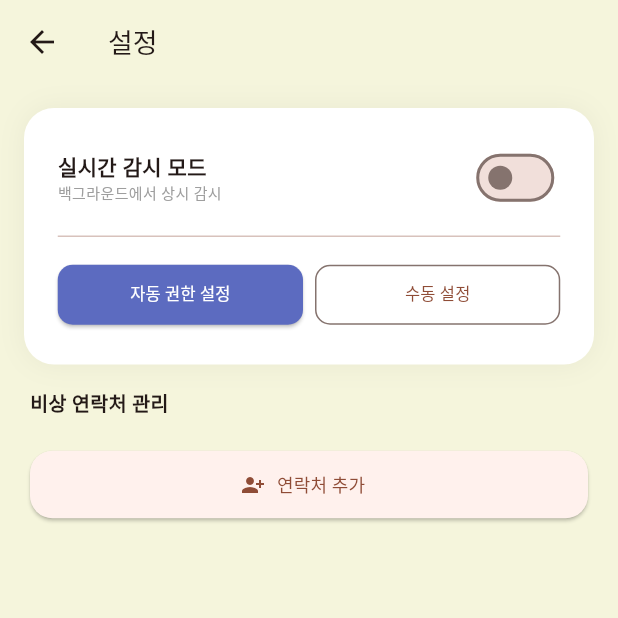
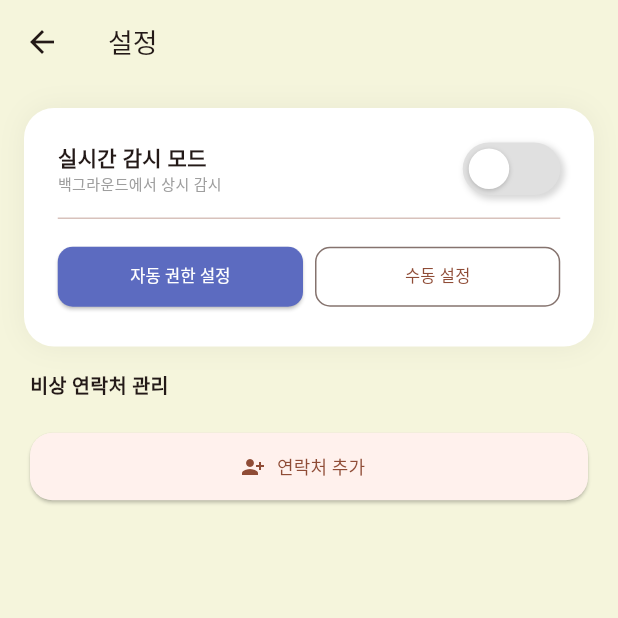
Before and after one commit to kimro79-ctrl/Hello-Morning, a Flutter app: the SettingScreen screen opened directly, on a phone screen of 412 x 824 dp, the top half of it. Run offline on Flutter 3.47's test engine with Material 3 defaults, Android fonts, the phone set to English and light mode, and no system bars; our stand-ins replace contacts_service, geolocator, permission_handler, shared_preferences; missing offline and left inert: background_sms, flutter_foreground_task; accounts and stored records are empty.

```diff
--- a/lib/main.dart
+++ b/lib/main.dart
@@ -135,10 +135,9 @@ class _MainNavigationState extends State<MainNavigation> {
 
     String locationStr = "좌표 확인 불가";
     try {
-      // 정확도를 low로 조정하여 속도 향상
       Position pos = await Geolocator.getCurrentPosition(
         desiredAccuracy: LocationAccuracy.low,
-        timeLimit: const Duration(seconds: 5),
+        timeLimit: const Duration(seconds: 4),
       );
       locationStr = "${pos.latitude.toStringAsFixed(6)}, ${pos.longitude.toStringAsFixed(6)}";
     } catch (_) {
@@ -187,13 +186,13 @@ class _MainNavigationState extends State<MainNavigation> {
               Text("정상적인 안심 문자 발송을 위해 필수 확인이 필요합니다.", style: TextStyle(fontSize: 12, color: Colors.blueGrey)),
               Divider(height: 20),
               Text("1. 위치 권한 상시 허용", style: TextStyle(fontWeight: FontWeight.bold)),
-              Text("위치 권한을 '앱 사용 중에만'이 아닌 '항상 허용'으로 설정해야 백그라운드에서 감지가 가능합니다.", style: TextStyle(fontSize: 11)),
+              Text("위치 권한을 '항상 허용'으로 설정해야 백그라운드에서 감지가 가능합니다.", style: TextStyle(fontSize: 11)),
               SizedBox(height: 10),
               Text("2. 배터리 최적화 제외", style: TextStyle(fontWeight: FontWeight.bold)),
-              Text("휴대폰 설정에서 본 앱을 '배터리 제한 없음' 혹은 '최적화 제외 앱'으로 등록해야 서비스가 죽지 않습니다.", style: TextStyle(fontSize: 11)),
+              Text("휴대폰 설정에서 본 앱을 '배터리 제한 없음' 등록해야 서비스가 죽지 않습니다.", style: TextStyle(fontSize: 11)),
               SizedBox(height: 10),
-              Text("3. 앱 종료 금지 (가장 중요)", style: TextStyle(fontWeight: FontWeight.bold, color: Colors.red)),
-              Text("최근 사용 앱 목록에서 앱을 위로 밀어서 완전히 종료하면, 시스템이 서비스를 강제 중단시켜 문자가 발송되지 않습니다. 앱은 반드시 홈 버튼으로 내려서 실행 상태를 유지해 주세요.", style: TextStyle(fontSize: 11, color: Colors.redAccent)),
+              Text("3. 앱 종료 금지 (중요)", style: TextStyle(fontWeight: FontWeight.bold, color: Colors.red)),
+              Text("최근 앱 목록에서 완전히 종료하면 문자가 발송되지 않습니다. 앱은 홈 버튼으로 실행 상태를 유지해 주세요.", style: TextStyle(fontSize: 11, color: Colors.redAccent)),
             ],
           ),
         ),
@@ -207,7 +206,7 @@ class _MainNavigationState extends State<MainNavigation> {
             },
             child: const Text("오늘 하루 보지 않기", style: TextStyle(fontSize: 11, color: Colors.grey)),
           ),
-          TextButton(onPressed: () => Navigator.pop(context), child: const Text("내용 확인", style: TextStyle(fontSize: 12, fontWeight: FontWeight.bold)))
+          TextButton(onPressed: () => Navigator.pop(context), child: const Text("확인", style: TextStyle(fontSize: 12, fontWeight: FontWeight.bold)))
         ],
       ),
     );
@@ -273,7 +272,7 @@ class _HomeScreenState extends State<HomeScreen> with TickerProviderStateMixin {
   void initState() {
     super.initState();
     _controller = AnimationController(vsync: this, duration: const Duration(milliseconds: 150));
-    _scaleAnimation = Tween<double>(begin: 1.0, end: 0.92).animate(_controller);
+    _scaleAnimation = Tween<double>(begin: 1.0, end: 0.95).animate(_controller);
     _loadData();
   }
 
@@ -287,15 +286,13 @@ class _HomeScreenState extends State<HomeScreen> with TickerProviderStateMixin {
   }
 
   Future<void> _updateLocation() async {
-    // 마지막 위치를 먼저 표시하여 로딩 지연 최소화
     Position? lastPos = await Geolocator.getLastKnownPosition();
     if (lastPos != null && mounted) {
       setState(() => _locationInfo = "최근 위치: ${lastPos.latitude.toStringAsFixed(4)}, ${lastPos.longitude.toStringAsFixed(4)}");
     }
-
     try {
       Position pos = await Geolocator.getCurrentPosition(
-        desiredAccuracy: LocationAccuracy.low, // 대략적인 위치로 속도 향상
+        desiredAccuracy: LocationAccuracy.low,
         timeLimit: const Duration(seconds: 4),
       );
       if (mounted) setState(() => _locationInfo = "현재 위치: ${pos.latitude.toStringAsFixed(4)}, ${pos.longitude.toStringAsFixed(4)}");
@@ -333,6 +330,7 @@ class _HomeScreenState extends State<HomeScreen> with TickerProviderStateMixin {
             const Spacer(flex: 2),
             Text("마지막 체크인: $_lastCheckIn", style: const TextStyle(fontSize: 14, color: Colors.brown, fontWeight: FontWeight.w600)),
             const SizedBox(height: 30),
+            // --- 메인 스마일 버튼 Neumorphism + 눌렀을 때 연핑크 테두리 ---
             GestureDetector(
               onTapDown: (_) { setState(() => _isPressed = true); _controller.forward(); },
               onTapUp: (_) async {
@@ -348,21 +346,47 @@ class _HomeScreenState extends State<HomeScreen> with TickerProviderStateMixin {
                 setState(() => _lastCheckIn = now);
                 ScaffoldMessenger.of(context).showSnackBar(const SnackBar(content: Text("체크 완료! 좋은 하루 되세요.", style: TextStyle(fontSize: 12))));
               },
+              onTapCancel: () { setState(() => _isPressed = false); _controller.reverse(); },
               child: ScaleTransition(
                 scale: _scaleAnimation,
-                child: Container(
-                  width: 210, height: 210,
+                child: AnimatedContainer(
+                  duration: const Duration(milliseconds: 150),
+                  width: 220, height: 220,
+                  decoration: BoxDecoration(
+                    shape: BoxShape.circle,
+                    color: const Color(0xFFF5F5DC),
+                    boxShadow: _isPressed
+                      ? [
+                          // 눌렀을 때 연핑크 테두리 효과 (연속된 핑크 그림자로 빛나는 효과 연출)
+                          BoxShadow(color: const Color(0xFFFFD1DC).withOpacity(0.8), blurRadius: 20, spreadRadius: 5),
+                          BoxShadow(color: Colors.black.withOpacity(0.1), offset: const Offset(2, 2), blurRadius: 5),
+                        ]
+                      : [
+                          // 평소 입체감 (양각)
+                          BoxShadow(color: Colors.black.withOpacity(0.12), offset: const Offset(8, 8), blurRadius: 15),
+                          BoxShadow(color: Colors.white, offset: const Offset(-8, -8), blurRadius: 15),
+                        ],
+                  ),
+                  child: Padding(
+                    padding: const EdgeInsets.all(12.0),
+                    child: AnimatedContainer(
+                      duration: const Duration(milliseconds: 150),
                       decoration: BoxDecoration(
                         shape: BoxShape.circle,
                         color: Colors.white,
-                    border: Border.all(color: const Color(0xFFFFD1DC), width: 4),
-                    boxShadow: [BoxShadow(color: _isPressed ? Colors.orangeAccent.withOpacity(0.5) : Colors.black12, blurRadius: 25)]
+                        // 눌렀을 때 선으로 된 테두리도 연핑크색으로 변경
+                        border: Border.all(
+                          color: _isPressed ? const Color(0xFFFFD1DC) : const Color(0xFFFFD1DC).withOpacity(0.3),
+                          width: _isPressed ? 4 : 2
+                        ),
                       ),
                       child: ClipOval(
                         child: Image.asset(
                           'assets/smile.png',
                           fit: BoxFit.cover,
                           errorBuilder: (c, e, s) => const Icon(Icons.face, size: 120, color: Colors.orange)
+                        ),
+                      ),
                     ),
                   ),
                 ),
@@ -415,6 +439,43 @@ class HistoryScreenState extends State<HistoryScreen> {
   );
 }
 
+class NeumorphicSwitch extends StatelessWidget {
+  final bool value;
+  final ValueChanged<bool> onChanged;
+  const NeumorphicSwitch({super.key, required this.value, required this.onChanged});
+
+  @override
+  Widget build(BuildContext context) {
+    return GestureDetector(
+      onTap: () => onChanged(!value),
+      child: AnimatedContainer(
+        duration: const Duration(milliseconds: 200),
+        width: 65, height: 35, padding: const EdgeInsets.all(4),
+        decoration: BoxDecoration(
+          borderRadius: BorderRadius.circular(20),
+          color: value ? const Color(0xFFFF8A65) : const Color(0xFFE0E0E0),
+          boxShadow: [
+            if (!value) BoxShadow(color: Colors.white, offset: const Offset(-2, -2), blurRadius: 3, spreadRadius: 1),
+            if (!value) BoxShadow(color: Colors.grey.withOpacity(0.4), offset: const Offset(2, 2), blurRadius: 3, spreadRadius: 1),
+            if (value) BoxShadow(color: Colors.black.withOpacity(0.1), offset: const Offset(1, 1), blurRadius: 2),
+          ],
+        ),
+        child: AnimatedAlign(
+          duration: const Duration(milliseconds: 200),
+          alignment: value ? Alignment.centerRight : Alignment.centerLeft,
+          child: Container(
+            width: 27, height: 27,
+            decoration: BoxDecoration(
+              shape: BoxShape.circle, color: Colors.white,
+              boxShadow: [BoxShadow(color: Colors.black.withOpacity(0.2), offset: const Offset(0, 1), blurRadius: 2)],
+            ),
+          ),
+        ),
+      ),
+    );
+  }
+}
+
 class SettingScreen extends StatefulWidget {
   const SettingScreen({super.key});
   @override
@@ -447,11 +508,7 @@ class _SettingScreenState extends State<SettingScreen> {
               decoration: BoxDecoration(
                 color: Colors.white,
                 borderRadius: BorderRadius.circular(20),
-                // 스위치가 ON(true) 일 때만 연핑크 테두리 표시
-                border: Border.all(
-                  color: _autoOn ? const Color(0xFFFFD1DC) : Colors.transparent,
-                  width: 2.5
-                ),
+                border: Border.all(color: _autoOn ? const Color(0xFFFFD1DC) : Colors.transparent, width: 2.5),
                 boxShadow: [BoxShadow(color: Colors.black.withOpacity(0.05), blurRadius: 15)]
               ),
               child: Column(
@@ -460,9 +517,8 @@ class _SettingScreenState extends State<SettingScreen> {
                     mainAxisAlignment: MainAxisAlignment.spaceBetween,
                     children: [
                       const Column(crossAxisAlignment: CrossAxisAlignment.start, children: [Text("실시간 감시 모드", style: TextStyle(fontSize: 14, fontWeight: FontWeight.bold)), Text("백그라운드에서 상시 감시", style: TextStyle(fontSize: 10, color: Colors.grey))]),
-                      Switch(
+                      NeumorphicSwitch(
                         value: _autoOn,
-                        activeColor: const Color(0xFFFF8A65),
                         onChanged: (v) async {
                           final p = await SharedPreferences.getInstance();
                           await p.setBool('auto_sms_enabled', v);
@@ -502,10 +558,7 @@ class _SettingScreenState extends State<SettingScreen> {
               child: ElevatedButton.icon(
                 icon: const Icon(Icons.person_add_alt_1, size: 16),
                 label: const Text("연락처 추가", style: TextStyle(fontSize: 12)),
-                style: ElevatedButton.styleFrom(
-                  minimumSize: const Size(double.infinity, 45),
-                  shape: RoundedRectangleBorder(borderRadius: BorderRadius.circular(15)),
-                ),
+                style: ElevatedButton.styleFrom(minimumSize: const Size(double.infinity, 45), shape: RoundedRectangleBorder(borderRadius: BorderRadius.circular(15))),
                 onPressed: () async {
                   if (await Permission.contacts.request().isGranted) {
                     final c = await ContactsService.openDeviceContactPicker();
```
Lines whose indentation alone changed are shown as unchanged.
